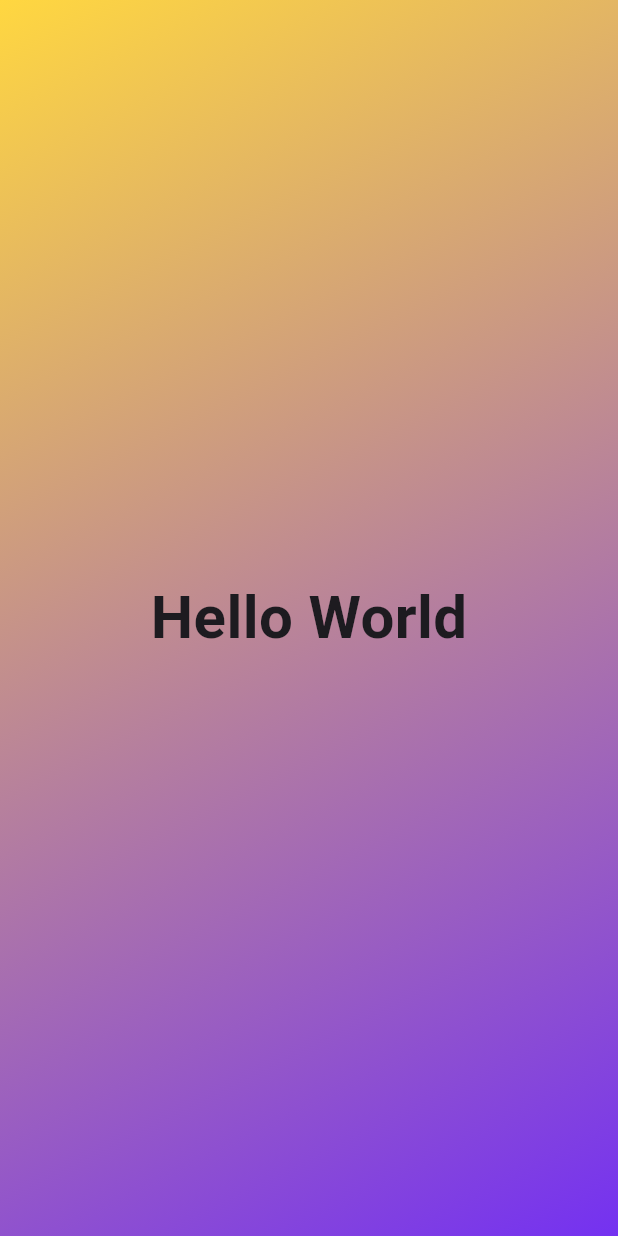
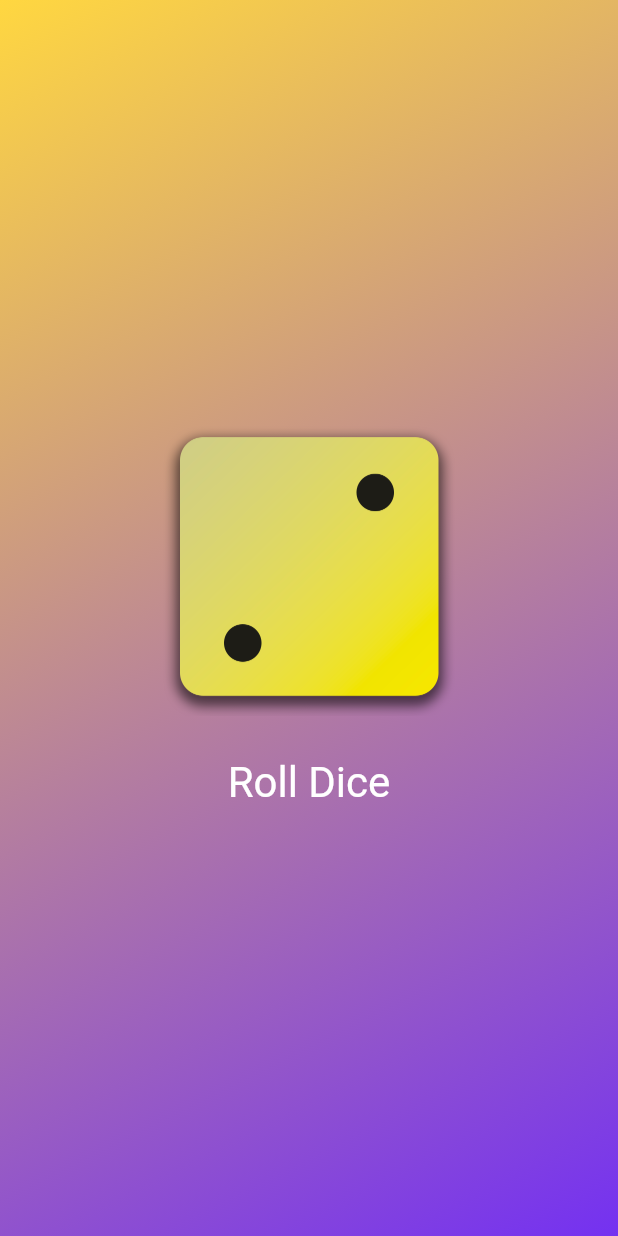
Before and after one commit to moohat/FlutterMaster, a Flutter app: the screen it shows after launch, on a phone screen of 412 x 824 dp. Run offline on Flutter 3.47's test engine with Material 3 defaults, Android fonts, the phone set to English and light mode, and no system bars.

Commit message:
add image and change it using statefull

```diff
--- /dev/null
+++ b/lib/dice_roller.dart
@@ -0,0 +1,50 @@
+import 'dart:math';
+
+import 'package:flutter/material.dart';
+
+final randomizer = Random();
+
+class DiceRoller extends StatefulWidget {
+  const DiceRoller({super.key});
+
+  @override
+  State<DiceRoller> createState() => _DiceRollerState();
+}
+
+class _DiceRollerState extends State<DiceRoller> {
+  var currentDiceRoll = 2;
+
+  void rollDice() {
+    var diceRoll = randomizer.nextInt(6) + 1; // >=0 <6, makanya +1 jadi >0 <=6
+    //karena statefull, untuk merubahnya harus pakai method setState
+    setState(() {
+      currentDiceRoll = Random().nextInt(6) + 1;
+      print('fungsi rollDice() $diceRoll');
+    });
+  }
+
+  @override
+  Widget build(BuildContext context) {
+    return Column(
+      // mainAxisAlignment: MainAxisAlignment.center,
+      mainAxisSize: MainAxisSize.min,
+      children: [
+        Image.asset(
+          'assets/images/dice-$currentDiceRoll.png',
+          width: 200,
+        ),
+        const SizedBox(
+          height: 20,
+        ),
+        TextButton(
+          onPressed: rollDice,
+          style: TextButton.styleFrom(
+            foregroundColor: Colors.white,
+            textStyle: const TextStyle(fontSize: 28),
+          ),
+          child: const Text('Roll Dice'),
+        ),
+      ],
+    );
+  }
+}
--- a/lib/gradient_container.dart
+++ b/lib/gradient_container.dart
@@ -1,11 +1,13 @@
+import 'package:first_app/dice_roller.dart';
 import 'package:first_app/styled_text.dart';
 import 'package:flutter/material.dart';
 import 'package:flutter/widgets.dart';
 
 const startAlignment = Alignment.topLeft;
 const endAlignment = Alignment.bottomRight;
+
 class GradientContainer extends StatelessWidget {
-  const GradientContainer(this.color1, this.color2,{super.key});
+  const GradientContainer(this.color1, this.color2, {super.key});
 
   final Color color1;
   final Color color2;
@@ -21,8 +23,8 @@ class GradientContainer extends StatelessWidget {
           end: endAlignment,
         ),
       ),
-      child: const Center(
-        child: StyledText('Hello World'),
+      child: Center(
+        child: DiceRoller(),
       ),
     );
   }
--- a/lib/styled_text.dart
+++ b/lib/styled_text.dart
@@ -11,6 +11,7 @@ class StyledText extends StatelessWidget {
     return Text(text,
         style: const TextStyle(
           fontSize: 40,
+          color: Colors.white,
           fontWeight: FontWeight.bold,
         ));
   }
```
Also changed, not shown: pubspec.yaml (+9 -7 lines), assets/images/dice-1.png (added), assets/images/dice-2.png (added), assets/images/dice-3.png (added), assets/images/dice-4.png (added), assets/images/dice-5.png (added), assets/images/dice-6.png (added).
